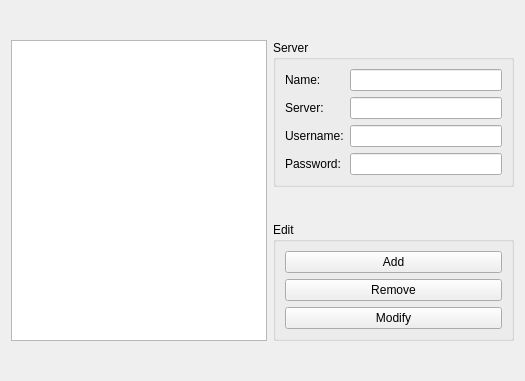
The window that src/services/ampache/AmpacheConfigWidget.ui (netrunner-debian-kde-extras/amarok) describes before a commit, drawn with Qt 5.
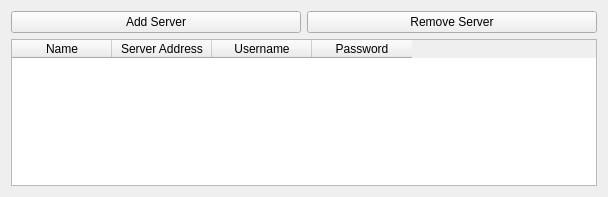
The same window after the commit. Custom widgets are drawn as their Qt base class.

```diff
--- a/src/services/ampache/AmpacheConfigWidget.ui
+++ b/src/services/ampache/AmpacheConfigWidget.ui
@@ -6,128 +6,72 @@
    <rect>
     <x>0</x>
     <y>0</y>
-    <width>525</width>
-    <height>381</height>
+    <width>608</width>
+    <height>197</height>
    </rect>
   </property>
-  <layout class="QGridLayout">
-   <item row="0" column="0" rowspan="2">
-    <widget class="KListWidget" name="serverList"/>
-   </item>
-   <item row="0" column="1">
-    <widget class="QGroupBox" name="groupBox">
      <property name="sizePolicy">
-      <sizepolicy hsizetype="Preferred" vsizetype="Fixed">
+   <sizepolicy hsizetype="MinimumExpanding" vsizetype="Preferred">
        <horstretch>0</horstretch>
        <verstretch>0</verstretch>
       </sizepolicy>
      </property>
-     <property name="title">
-      <string>Server</string>
-     </property>
-     <layout class="QGridLayout">
+  <layout class="QGridLayout" name="gridLayout">
       <item row="0" column="0">
-       <widget class="QLabel" name="label_8">
+    <widget class="QPushButton" name="addButton">
         <property name="text">
-         <string comment="The user-definable name of an Ampache server">Name:</string>
+      <string>Add Server</string>
         </property>
        </widget>
       </item>
       <item row="0" column="1">
-       <widget class="KLineEdit" name="nameEdit"/>
-      </item>
-      <item row="1" column="0">
-       <widget class="QLabel" name="label_7">
+    <widget class="QPushButton" name="removeButton">
         <property name="text">
-         <string>Server:</string>
+      <string>Remove Server</string>
         </property>
        </widget>
       </item>
-      <item row="1" column="1">
-       <widget class="KLineEdit" name="serverEdit"/>
-      </item>
-      <item row="2" column="0">
-       <widget class="QLabel" name="label_6">
-        <property name="text">
-         <string comment="The username to use for logins to an Ampache server">Username:</string>
-        </property>
-       </widget>
-      </item>
-      <item row="2" column="1">
-       <widget class="KLineEdit" name="userEdit"/>
-      </item>
-      <item row="3" column="0">
-       <widget class="QLabel" name="label_5">
+   <item row="1" column="0" colspan="2">
+    <widget class="QTableWidget" name="serverList">
+     <property name="columnCount">
+      <number>4</number>
+     </property>
+     <attribute name="horizontalHeaderHighlightSections">
+      <bool>false</bool>
+     </attribute>
+     <attribute name="horizontalHeaderMinimumSectionSize">
+      <number>20</number>
+     </attribute>
+     <attribute name="horizontalHeaderMinimumSectionSize">
+      <number>20</number>
+     </attribute>
+     <attribute name="horizontalHeaderHighlightSections">
+      <bool>false</bool>
+     </attribute>
+     <column>
         <property name="text">
-         <string>Password:</string>
-        </property>
-       </widget>
-      </item>
-      <item row="3" column="1">
-       <widget class="KLineEdit" name="passEdit">
-        <property name="echoMode">
-         <enum>QLineEdit::Password</enum>
-        </property>
-       </widget>
-      </item>
-     </layout>
-    </widget>
-   </item>
-   <item row="1" column="1">
-    <widget class="QGroupBox" name="groupBox_2">
-     <property name="sizePolicy">
-      <sizepolicy hsizetype="Preferred" vsizetype="Fixed">
-       <horstretch>0</horstretch>
-       <verstretch>0</verstretch>
-      </sizepolicy>
-     </property>
-     <property name="title">
-      <string>Edit</string>
-     </property>
-     <layout class="QVBoxLayout">
-      <item>
-       <widget class="KPushButton" name="addButton">
+       <string>Name</string>
+      </property>
+     </column>
+     <column>
         <property name="text">
-         <string>Add</string>
-        </property>
-       </widget>
-      </item>
-      <item>
-       <widget class="KPushButton" name="removeButton">
+       <string>Server Address</string>
+      </property>
+     </column>
+     <column>
         <property name="text">
-         <string>Remove</string>
-        </property>
-       </widget>
-      </item>
-      <item>
-       <widget class="KPushButton" name="modifyButton">
+       <string>Username</string>
+      </property>
+     </column>
+     <column>
         <property name="text">
-         <string>Modify</string>
-        </property>
+       <string>Password</string>
+      </property>
+     </column>
        </widget>
       </item>
      </layout>
     </widget>
-   </item>
-  </layout>
- </widget>
- <customwidgets>
-  <customwidget>
-   <class>KListWidget</class>
-   <extends>QListWidget</extends>
-   <header>klistwidget.h</header>
-  </customwidget>
-  <customwidget>
-   <class>KPushButton</class>
-   <extends>QPushButton</extends>
-   <header>kpushbutton.h</header>
-  </customwidget>
-  <customwidget>
-   <class>KLineEdit</class>
-   <extends>QLineEdit</extends>
-   <header>klineedit.h</header>
-  </customwidget>
- </customwidgets>
  <resources/>
  <connections/>
 </ui>
```
Lines whose indentation alone changed are shown as unchanged.
